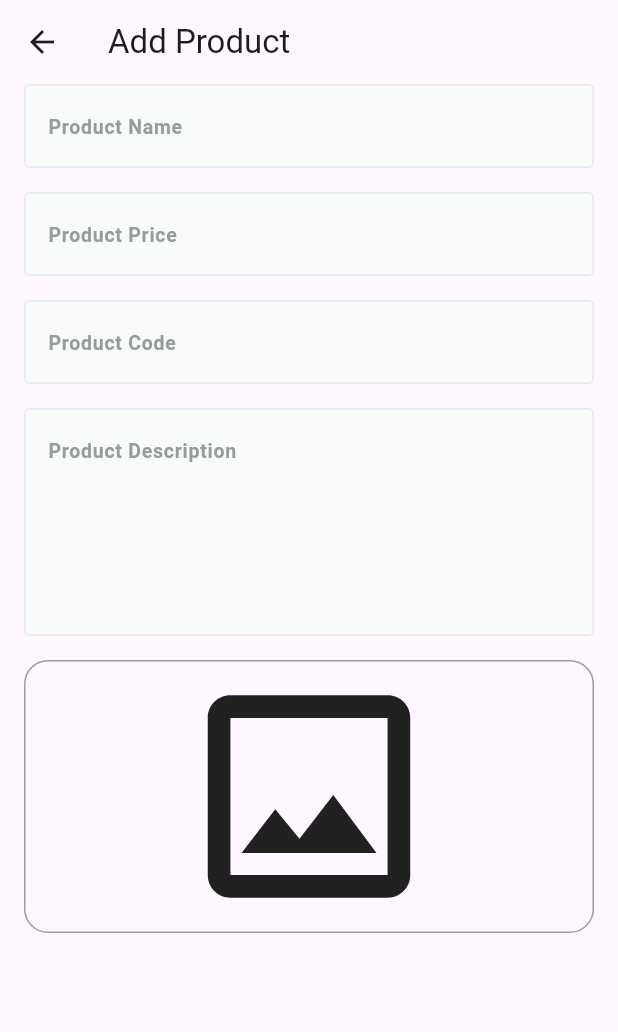
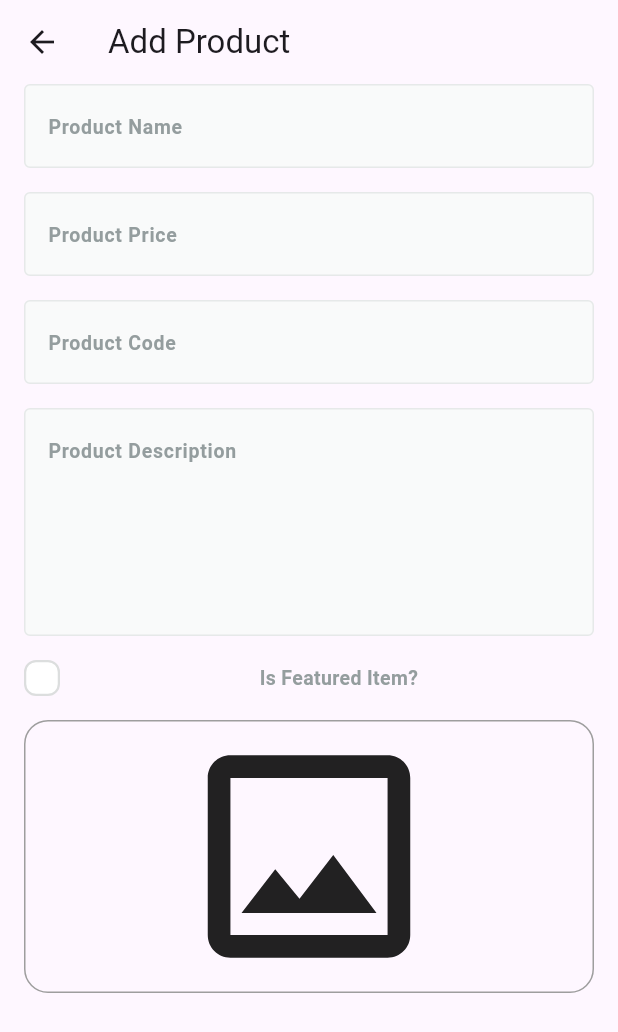
Before and after one commit to abo3amer69/fruits_hup_dashboard, a Flutter app: the AddProductView screen opened by its route, on a phone screen of 412 x 824 dp. Shown: the top 1032 px of the screen. Run offline on Flutter 3.47's test engine with Material 3 defaults, Android fonts, the phone set to English and light mode, and no system bars; drawn by our look-alikes of skeletonizer; our stand-ins replace firebase_core, image_picker; accounts and stored records are empty.

Commit message:
Add IsFeaturedCheckBox widget to AddProductViewBody
Added a new `IsFeaturedCheckBox` widget to the `AddProductViewBody` to allow marking a product as featured. This includes creating a `CustomCheckBox` widget for the checkbox functionality and integrating it into the product addition form.

```diff
--- a/lib/features/add_product/presentation/views/widget/add_prouduct_view_body.dart
+++ b/lib/features/add_product/presentation/views/widget/add_prouduct_view_body.dart
@@ -1,6 +1,8 @@
 import 'package:flutter/material.dart';
 import 'package:fruits_hup_dashboard/core/custom_text_form_field.dart';
+import 'package:fruits_hup_dashboard/features/add_product/presentation/views/widget/custom_check_box.dart';
 import 'package:fruits_hup_dashboard/features/add_product/presentation/views/widget/image_field.dart';
+import 'package:fruits_hup_dashboard/features/add_product/presentation/views/widget/is_featured_check_box.dart';
 
 class AddProuductViewBody extends StatefulWidget {
   const AddProuductViewBody({super.key});
@@ -53,6 +55,12 @@
               const SizedBox(
                 height: 16,
               ),
+              IsFeaturedCheckBox(
+                onChanged: (value) {},
+              ),
+              const SizedBox(
+                height: 16,
+              ),
               ImageField(
                 onFileChanged: (image) {},
               ),
--- /dev/null
+++ b/lib/features/add_product/presentation/views/widget/custom_check_box.dart
@@ -0,0 +1,44 @@
+import 'package:flutter/material.dart';
+
+import '../../../../../core/utils/app_color.dart';
+import '../../../../../core/utils/app_images.dart';
+
+class CustomCheckBox extends StatelessWidget {
+  const CustomCheckBox(
+      {super.key, required this.isChecked, required this.onChecked});
+
+  final bool isChecked;
+  final ValueChanged<bool> onChecked;
+
+  @override
+  Widget build(BuildContext context) {
+    return GestureDetector(
+      onTap: () {
+        onChecked(!isChecked);
+      },
+      child: AnimatedContainer(
+        width: 24,
+        height: 24,
+        duration: const Duration(milliseconds: 100),
+        decoration: ShapeDecoration(
+          color: isChecked ? AppColors.primaryColor : Colors.white,
+          shape: RoundedRectangleBorder(
+            side: BorderSide(
+              color: isChecked ? Colors.transparent : const Color(0xffDCDEDE),
+              width: 1.50,
+            ),
+            borderRadius: BorderRadius.circular(
+              8,
+            ),
+          ),
+        ),
+        child: isChecked
+            ? const Icon(
+                Icons.check,
+                color: Colors.white,
+              )
+            : const SizedBox(),
+      ),
+    );
+  }
+}
--- /dev/null
+++ b/lib/features/add_product/presentation/views/widget/is_featured_check_box.dart
@@ -0,0 +1,50 @@
+import 'package:flutter/material.dart';
+
+import '../../../../../core/utils/app_text_style.dart';
+import 'custom_check_box.dart';
+
+class IsFeaturedCheckBox extends StatefulWidget {
+  const IsFeaturedCheckBox({super.key, required this.onChanged});
+
+  final ValueChanged<bool> onChanged;
+
+  @override
+  State<IsFeaturedCheckBox> createState() => _IsFeaturedCheckBoxState();
+}
+
+class _IsFeaturedCheckBoxState extends State<IsFeaturedCheckBox> {
+  bool isTermsAccepted = false;
+  @override
+  Widget build(BuildContext context) {
+    return Row(
+      children: [
+        CustomCheckBox(
+          onChecked: (value) {
+            isTermsAccepted = value;
+            widget.onChanged(value);
+            setState(() {});
+          },
+          isChecked: isTermsAccepted,
+        ),
+        const SizedBox(
+          width: 16,
+        ),
+        Expanded(
+          child: Text.rich(
+            TextSpan(
+              children: [
+                TextSpan(
+                  text: 'Is Featured Item?',
+                  style: TextStyles.semiBold13.copyWith(
+                    color: const Color(0xff949D9E),
+                  ),
+                ),
+              ],
+            ),
+            textAlign: TextAlign.center,
+          ),
+        ),
+      ],
+    );
+  }
+}
```
